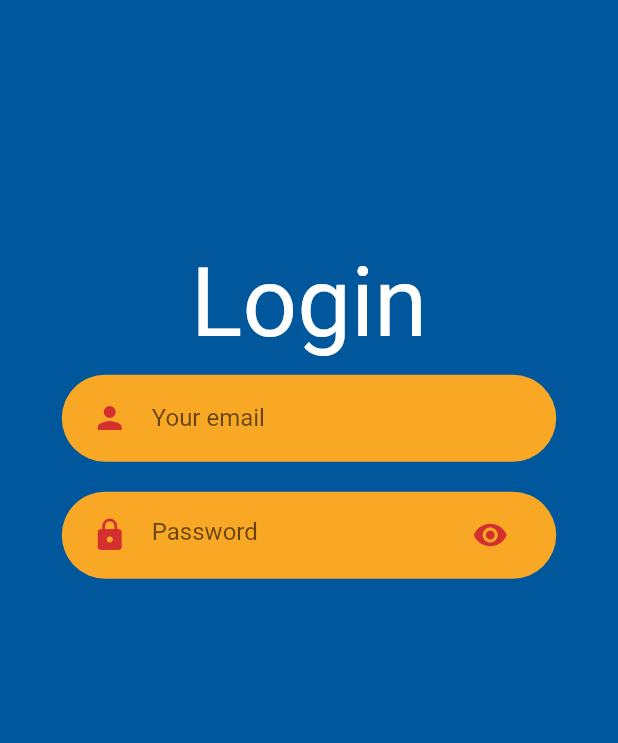
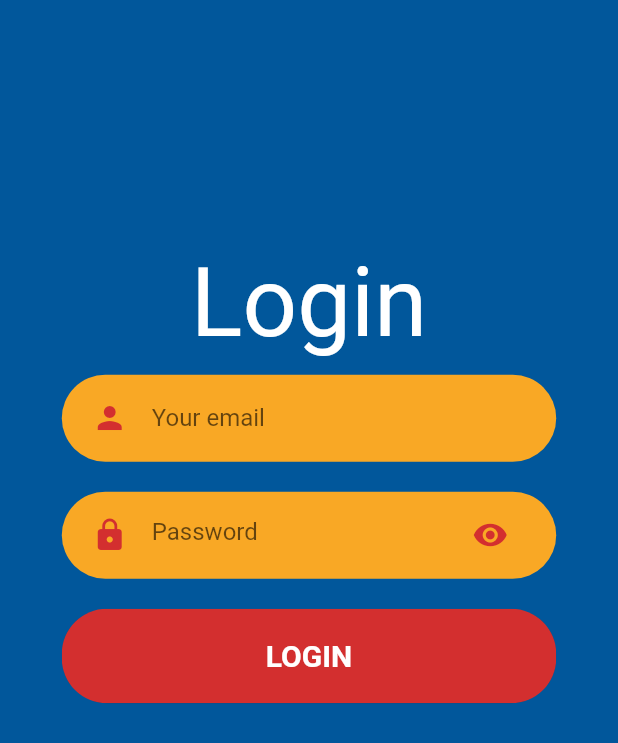
Before and after one commit to sittidetP/workshopFlutter2022, a Flutter app: the screen it shows after launch, on a phone screen of 412 x 824 dp. Shown: the top 743 px of the screen. Run offline on Flutter 3.47's test engine with Material 2 defaults, Android fonts, the phone set to English and light mode, and no system bars; our stand-ins replace google_fonts; Roboto replaces fonts that are missing (Kanit).

Commit message:
finish UI LoginScreen

```diff
--- a/lib/screens/login_screen.dart
+++ b/lib/screens/login_screen.dart
@@ -9,7 +9,7 @@ class LoginScreen extends StatefulWidget {
 }
 
 class _LoginScreenState extends State<LoginScreen> {
-bool showPassword = true;
+  bool showPassword = true;
 
   @override
   Widget build(BuildContext context) {
@@ -74,13 +74,28 @@ bool showPassword = true;
                         print(showPassword);
                       });
                     },
-                    icon: Icon( showPassword ?
-                      Icons.visibility : Icons.visibility_off,
+                    icon: Icon(
+                      showPassword ? Icons.visibility : Icons.visibility_off,
                       color: primaryColor,
                     ),
                   ),
                   hintText: "Password",
                   border: InputBorder.none,
+                ),
+              ),
+            ),
+            Container(
+              margin: EdgeInsets.symmetric(vertical: 10),
+              width: size.width * 0.8,
+              child: ClipRRect(
+                borderRadius: BorderRadius.circular(30),
+                child: ElevatedButton(
+                  onPressed: () {},
+                  child: Text("LOGIN", style: TextStyle(fontSize: 20, fontWeight: FontWeight.w600),),
+                  style: ElevatedButton.styleFrom(
+                    primary: primaryColor,
+                    padding: EdgeInsets.symmetric(horizontal: 40, vertical: 20)
+                  ),
                 ),
               ),
             )
```
